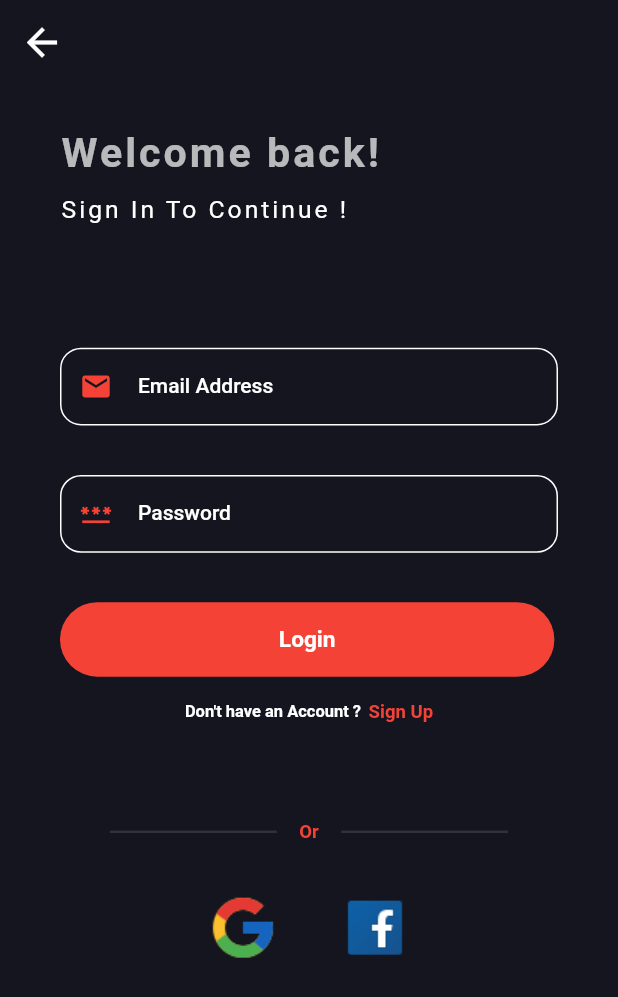
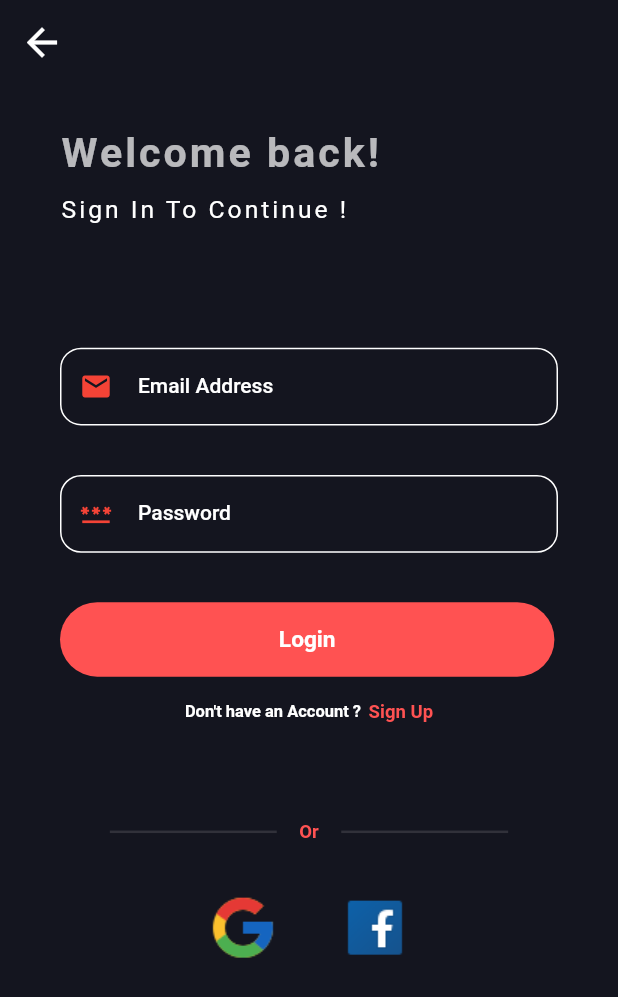
Before and after one commit to Lok1Tou1l/contactapp, a Flutter app: the screen it shows after launch, after a tap on "Login", on a phone screen of 412 x 824 dp. Shown: the top 997 px of the screen. Run offline on Flutter 3.47's test engine with Material 2 defaults, Android fonts, the phone set to English and light mode, and no system bars; our stand-ins replace animate_do, another_flushbar, cloud_firestore, firebase_auth, firebase_core, firebase_storage and 5 more; accounts and stored records are empty; network calls fail.

Commit message:
addding apk

```diff
--- a/lib/view/screens/auth/login_screen.dart
+++ b/lib/view/screens/auth/login_screen.dart
@@ -111,7 +111,7 @@ class _LoginScreenState extends State<LoginScreen> {
                       height: 4.h,
                     ),
                     ButtonWidget(
-                        color: MyThemes.primary,
+                        color: Colors.redAccent,
                         width: 80.w,
                         title: 'Login',
                         func: () async {
@@ -126,7 +126,7 @@ class _LoginScreenState extends State<LoginScreen> {
                             MySnackBar.error(
                                 message:
                                     'Please Check Your Internet Connection',
-                                color: Colors.red,
+                                color: Colors.redAccent,
                                 context: context);
                           }
                         }),
@@ -163,7 +163,7 @@ class _LoginScreenState extends State<LoginScreen> {
                                 .displayLarge
                                 ?.copyWith(
                                     fontSize: 9.sp,
-                                    color: MyThemes.primary,
+                                    color: Colors.redAccent,
                                     fontWeight: FontWeight.bold),
                           ),
                         ),
@@ -186,7 +186,7 @@ class _LoginScreenState extends State<LoginScreen> {
                               .displayLarge
                               ?.copyWith(
                                   fontSize: 9.sp,
-                                  color: MyThemes.primary,
+                                  color: Colors.redAccent,
                                   fontWeight: FontWeight.bold),
                         ),
                         const SizedBox(
@@ -224,7 +224,7 @@ class _LoginScreenState extends State<LoginScreen> {
                                         color: Colors.white,
                                         fontWeight: FontWeight.bold),
                               ),
-                              backgroundColor: MyThemes.primary,
+                              backgroundColor: Colors.redAccent,
                             ));
                           },
                           child: Image.asset(
@@ -248,7 +248,7 @@ class _LoginScreenState extends State<LoginScreen> {
                                         color: Colors.white,
                                         fontWeight: FontWeight.bold),
                               ),
-                              backgroundColor: MyThemes.primary,
+                              backgroundColor: Colors.redAccent,
                             ));
                           },
                           child: Image.asset(
@@ -283,7 +283,7 @@ class _LoginScreenState extends State<LoginScreen> {
               email: _emailController.text, password: _passwordController.text)
           .onError((error, stackTrace) {
         MySnackBar.error(
-            message: error.toString(), color: Colors.red, context: context);
+            message: error.toString(), color: Colors.redAccent, context: context);
       });
       if (FirebaseAuth.instance.currentUser != null) {
         Navigator.pop(context);
--- a/lib/view/screens/auth/signup_screen.dart
+++ b/lib/view/screens/auth/signup_screen.dart
@@ -110,13 +110,13 @@ class _LoginScreenState extends State<SignUpScreen> {
                               ? CircleAvatar(
                                   radius: 54,
                                   backgroundImage: MemoryImage(_image!),
-                                  backgroundColor: Colors.red,
+                                  backgroundColor: Colors.redAccent,
                                 )
                               : const CircleAvatar(
                                   radius: 54,
                                   backgroundImage: NetworkImage(
                                       'https://i.stack.imgur.com/l60Hf.png'),
-                                  backgroundColor: Colors.red,
+                                  backgroundColor: Colors.redAccent,
                                 ),
                           Positioned(
                             bottom: -10,
@@ -177,7 +177,7 @@ class _LoginScreenState extends State<SignUpScreen> {
                       height: 4.h,
                     ),
                     ButtonWidget(
-                        color: MyThemes.primary,
+                        color: Colors.redAccent,
                         width: 80.w,
                         title: 'CREATE ACCOUNT',
                         func: () async {
@@ -193,7 +193,7 @@ class _LoginScreenState extends State<SignUpScreen> {
                             MySnackBar.error(
                                 message:
                                     'Please Check Your Interenet Connection',
-                                color: Colors.red,
+                                color: Colors.redAccent,
                                 context: context);
                           }
                         }),
@@ -229,7 +229,7 @@ class _LoginScreenState extends State<SignUpScreen> {
                                 .displayLarge
                                 ?.copyWith(
                                     fontSize: 9.sp,
-                                    color: MyThemes.primary,
+                                    color:Colors.redAccent,
                                     fontWeight: FontWeight.bold),
                           ),
                         ),
@@ -254,7 +254,7 @@ class _LoginScreenState extends State<SignUpScreen> {
               password: _passwordController.text,
               file: _image)
           .onError((error, stackTrace) => MySnackBar.error(
-              message: error.toString(), color: Colors.red, context: context));
+              message: error.toString(), color: Colors.redAccent, context: context));
       if (FirebaseAuth.instance.currentUser != null) {
         // Navigator.pop(context);
         Navigator.push(context,
--- a/lib/view/screens/contacts_screen.dart
+++ b/lib/view/screens/contacts_screen.dart
@@ -85,7 +85,7 @@ class _ContactScreenState extends State<ContactScreen> {
       body: Padding(
         padding: const EdgeInsets.all(8.0),
         child: Column(mainAxisAlignment: MainAxisAlignment.start, children: [
-          SearchWidget(text: 'Search', hintText: 'Search'),
+          //SearchWidget(text: 'Search', hintText: 'Search'),
           const SizedBox(height: 10),
           Expanded(
             child: ListView.builder(
--- a/lib/view/widgets/drawer_widget.dart
+++ b/lib/view/widgets/drawer_widget.dart
@@ -29,7 +29,7 @@ class _NavDrawerState extends State<NavDrawer> {
             child: Column(
               children: [
                 CircleAvatar(
-                  backgroundColor: Colors.red,
+                  backgroundColor: Colors.redAccent,
                   backgroundImage: NetworkImage(user.photoUrl),
                   radius: 25,
                 ),
@@ -105,7 +105,7 @@ class _NavDrawerState extends State<NavDrawer> {
             builder: (context, value, child) {
               return CupertinoSwitch(
                   value: value.darkTheme,
-                  activeColor: Colors.red,
+                  activeColor: Colors.redAccent,
                   onChanged: (newValue) {
                     value.toggleTheme();
                   });
--- a/lib/view/widgets/indicator_widget.dart
+++ b/lib/view/widgets/indicator_widget.dart
@@ -7,7 +7,7 @@ class MyCircularIndicator extends StatelessWidget {
   Widget build(BuildContext context) {
     return const Center(
       child: CircularProgressIndicator(
-        color: Colors.red,
+        color: Colors.redAccent,
       ),
     );
   }
--- a/pubspec.yaml
+++ b/pubspec.yaml
@@ -33,6 +33,7 @@ dependencies:
     sdk: flutter
 
 
+
   # The following adds the Cupertino Icons font to your application.
   # Use with the CupertinoIcons class for iOS style icons.
   cupertino_icons: ^1.0.2
@@ -45,7 +46,7 @@ dependencies:
   image_picker: ^0.8.7+5
   shared_preferences: ^2.1.1
   path_provider: ^2.0.15
-  http: ^0.13.6
+  http: any
   intl: ^0.18.1
   uuid: ^3.0.7
   sizer: ^2.0.15
@@ -53,7 +54,7 @@ dependencies:
   internet_connection_checker: ^1.0.0+1
   animate_do: ^3.0.2
   flutter_bloc: ^8.1.3
-  connectivity_plus: ^4.0.1
+  connectivity_plus: any
 
 dev_dependencies:
   flutter_test:
```
Also changed, not shown: lib/view/screens/groups_screen.dart (+32 -18 lines), pubspec.lock, 2 other files.
